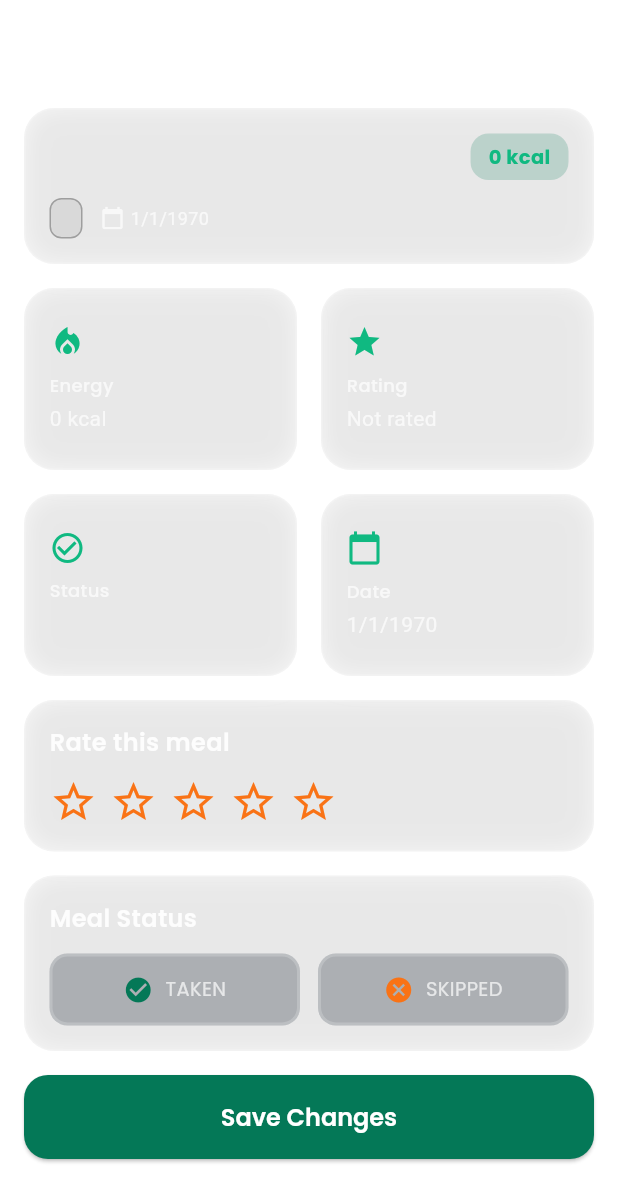
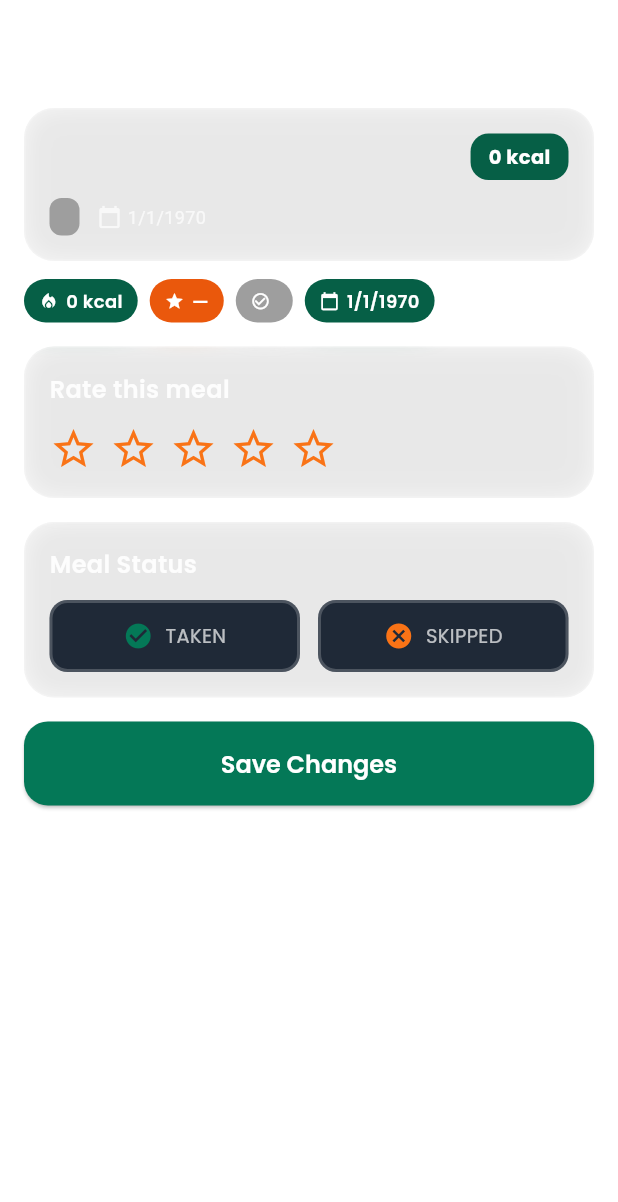
Before and after one commit to me-sharif-hasan/kikhabo-frontend, a Flutter app: the MealDetailsScreen screen opened directly with empty values, on a phone screen of 412 x 824 dp. Shown: the top 1202 px of the screen. Run offline on Flutter 3.47's test engine with Material 3 defaults, Android fonts, the phone set to English and light mode, and no system bars; our stand-ins replace cached_network_image, dio, file_picker, firebase_analytics, firebase_messaging, fl_chart and 12 more; missing offline and left inert: gal, youtube_explode_dart; accounts and stored records are empty; network calls fail.

Commit message:
feat: Update color palette and improve UI elements across screens

```diff
--- a/lib/core/theme/app_color_palette.dart
+++ b/lib/core/theme/app_color_palette.dart
@@ -4,9 +4,13 @@ class AppColorPalette {
   final Color primary;
   final Color primaryLight;
   final Color primaryDark;
+  /// Text/icon color for use on solid [primary] or [primaryDark] surfaces.
+  final Color onPrimary;
   final Color accent;
   final Color accentLight;
   final Color accentDark;
+  /// Text/icon color for use on solid [accent] or [accentDark] surfaces.
+  final Color onAccent;
   final Color glass;
   final Color glassBorder;
   final Color glassText;
@@ -22,9 +26,11 @@ class AppColorPalette {
     required this.primary,
     required this.primaryLight,
     required this.primaryDark,
+    required this.onPrimary,
     required this.accent,
     required this.accentLight,
     required this.accentDark,
+    required this.onAccent,
     required this.glass,
     required this.glassBorder,
     required this.glassText,
--- a/lib/presentation/screens/dashboard/meal_details_screen.dart
+++ b/lib/presentation/screens/dashboard/meal_details_screen.dart
@@ -177,13 +177,13 @@ class _MealDetailsScreenState extends ConsumerState<MealDetailsScreen> {
                         Container(
                           padding: const EdgeInsets.symmetric(horizontal: 12, vertical: 6),
                           decoration: BoxDecoration(
-                            color: AppColors.primary.withOpacity(0.2),
+                            color: AppColors.primaryDark,
                             borderRadius: BorderRadius.circular(12),
                           ),
                           child: Text(
                             '${_meal.totalEnergy} kcal',
                             style: AppTextStyles.labelMedium.copyWith(
-                              color: AppColors.primaryLight,
+                              color: AppColors.onPrimary,
                               fontWeight: FontWeight.bold,
                             ),
                           ),
@@ -196,17 +196,15 @@ class _MealDetailsScreenState extends ConsumerState<MealDetailsScreen> {
                         Container(
                           padding: const EdgeInsets.symmetric(horizontal: 10, vertical: 4),
                           decoration: BoxDecoration(
-                            color: _getStatusColor(_currentStatus).withOpacity(0.2),
+                            color: _getStatusColor(_currentStatus),
                             borderRadius: BorderRadius.circular(8),
-                            border: Border.all(
-                              color: _getStatusColor(_currentStatus),
-                              width: 1,
-                            ),
                           ),
                           child: Text(
                             _currentStatus,
                             style: AppTextStyles.labelSmall.copyWith(
-                              color: _getStatusColor(_currentStatus),
+                              color: _currentStatus == 'SKIPPED'
+                                  ? AppColors.onAccent
+                                  : AppColors.onPrimary,
                               fontWeight: FontWeight.bold,
                             ),
                           ),
@@ -225,37 +223,18 @@ class _MealDetailsScreenState extends ConsumerState<MealDetailsScreen> {
                   ],
                 ),
               ),
-              const SizedBox(height: 16),
+              const SizedBox(height: 12),
 
-              // Stats Grid
-              GridView.count(
-                crossAxisCount: 2,
-                shrinkWrap: true,
-                physics: const NeverScrollableScrollPhysics(),
-                crossAxisSpacing: 16,
-                mainAxisSpacing: 16,
-                childAspectRatio: 1.5,
+              // Compact Stats Row
+              Wrap(
+                spacing: 8,
+                runSpacing: 8,
                 children: [
-                  _buildStatCard(
-                    'Energy',
-                    '${_meal.totalEnergy} kcal',
-                    Icons.local_fire_department,
-                  ),
-                  _buildStatCard(
-                    'Rating',
-                    _currentRating > 0 ? '$_currentRating/5' : 'Not rated',
-                    Icons.star,
-                  ),
-                  _buildStatCard(
-                    'Status',
-                    _currentStatus,
-                    Icons.check_circle_outline,
-                  ),
-                  _buildStatCard(
-                    'Date',
-                    _getFormattedDate(),
-                    Icons.calendar_today,
-                  ),
+                  _buildInfoChip(Icons.local_fire_department, '${_meal.totalEnergy} kcal', AppColors.primaryDark, AppColors.onPrimary),
+                  _buildInfoChip(Icons.star, _currentRating > 0 ? '$_currentRating/5' : '—', AppColors.accentDark, AppColors.onAccent),
+                  _buildInfoChip(Icons.check_circle_outline, _currentStatus, _getStatusColor(_currentStatus),
+                      _currentStatus == 'SKIPPED' ? AppColors.onAccent : AppColors.onPrimary),
+                  _buildInfoChip(Icons.calendar_today, _getFormattedDate(), AppColors.primaryDark, AppColors.onPrimary),
                 ],
               ),
               const SizedBox(height: 16),
@@ -281,28 +260,43 @@ class _MealDetailsScreenState extends ConsumerState<MealDetailsScreen> {
                           ),
                         ],
                       ),
-                      const SizedBox(height: 12),
-                      const Divider(color: Colors.white10),
                       const SizedBox(height: 8),
+                      Divider(color: AppColors.glassBorder),
+                      const SizedBox(height: 4),
 
                       // Display detailed groceries (from meal planning)
                       if (hasGroceries)
-                        ..._meal.groceries!.map((grocery) => Padding(
-                          padding: const EdgeInsets.only(bottom: 8),
+                        ..._meal.groceries!.map((grocery) => Container(
+                          margin: const EdgeInsets.only(bottom: 6),
+                          padding: const EdgeInsets.symmetric(horizontal: 10, vertical: 8),
+                          decoration: BoxDecoration(
+                            color: AppColors.surface,
+                            borderRadius: BorderRadius.circular(8),
+                          ),
                           child: Row(
-                            mainAxisAlignment: MainAxisAlignment.spaceBetween,
                             children: [
+                              Icon(Icons.circle, size: 6, color: AppColors.primaryLight),
+                              const SizedBox(width: 10),
                               Expanded(
                                 child: Text(
                                   grocery.name,
-                                  style: AppTextStyles.bodyMedium,
+                                  style: AppTextStyles.bodyMedium.copyWith(
+                                    color: AppColors.textPrimary,
+                                  ),
                                 ),
                               ),
-                              const SizedBox(width: 8),
-                              Text(
-                                '${grocery.amountInGm}g',
-                                style: AppTextStyles.bodySmall.copyWith(
-                                  color: AppColors.textSecondary,
+                              Container(
+                                padding: const EdgeInsets.symmetric(horizontal: 8, vertical: 2),
+                                decoration: BoxDecoration(
+                                  color: AppColors.primaryDark,
+                                  borderRadius: BorderRadius.circular(6),
+                                ),
+                                child: Text(
+                                  '${grocery.amountInGm}g',
+                                  style: AppTextStyles.labelSmall.copyWith(
+                                    color: AppColors.onPrimary,
+                                    fontWeight: FontWeight.w600,
+                                  ),
                                 ),
                               ),
                             ],
@@ -311,20 +305,23 @@ class _MealDetailsScreenState extends ConsumerState<MealDetailsScreen> {
 
                       // Display grocery names only (from meal history)
                       else if (hasGroceryNames)
-                        ..._meal.groceryNames!.map((name) => Padding(
-                          padding: const EdgeInsets.only(bottom: 6),
+                        ..._meal.groceryNames!.map((name) => Container(
+                          margin: const EdgeInsets.only(bottom: 6),
+                          padding: const EdgeInsets.symmetric(horizontal: 10, vertical: 8),
+                          decoration: BoxDecoration(
+                            color: AppColors.surface,
+                            borderRadius: BorderRadius.circular(8),
+                          ),
                           child: Row(
                             children: [
-                              Text(
-                                '• ',
-                                style: AppTextStyles.bodyMedium.copyWith(
-                                  color: AppColors.primaryLight,
-                                ),
-                              ),
+                              Icon(Icons.circle, size: 6, color: AppColors.primaryLight),
+                              const SizedBox(width: 10),
                               Expanded(
                                 child: Text(
                                   name,
-                                  style: AppTextStyles.bodyMedium,
+                                  style: AppTextStyles.bodyMedium.copyWith(
+                                    color: AppColors.textPrimary,
+                                  ),
                                 ),
                               ),
                             ],
@@ -427,7 +424,7 @@ class _MealDetailsScreenState extends ConsumerState<MealDetailsScreen> {
                   child: Text(
                     'Save Changes',
                     style: AppTextStyles.titleMedium.copyWith(
-                      color: Colors.white,
+                      color: AppColors.onPrimary,
                     ),
                   ),
                 ),
@@ -440,28 +437,24 @@ class _MealDetailsScreenState extends ConsumerState<MealDetailsScreen> {
     );
   }
 
-  Widget _buildStatCard(String label, String value, IconData icon) {
-    return GlassCard(
-      blur: 10,
-      padding: const EdgeInsets.all(16),
-      child: Column(
-        mainAxisAlignment: MainAxisAlignment.center,
-        crossAxisAlignment: CrossAxisAlignment.start,
+  Widget _buildInfoChip(IconData icon, String value, Color bgColor, Color fgColor) {
+    return Container(
+      padding: const EdgeInsets.symmetric(horizontal: 10, vertical: 6),
+      decoration: BoxDecoration(
+        color: bgColor,
+        borderRadius: BorderRadius.circular(20),
+      ),
+      child: Row(
+        mainAxisSize: MainAxisSize.min,
         children: [
-          Icon(icon, color: AppColors.primaryLight, size: 24),
-          const SizedBox(height: 8),
-          Text(
-            label,
-            style: AppTextStyles.labelSmall.copyWith(
-              color: AppColors.textSecondary,
-            ),
-          ),
-          const SizedBox(height: 4),
+          Icon(icon, size: 13, color: fgColor),
+          const SizedBox(width: 5),
           Text(
             value,
-            style: AppTextStyles.bodyMedium,
-            maxLines: 1,
-            overflow: TextOverflow.ellipsis,
+            style: AppTextStyles.labelSmall.copyWith(
+              color: fgColor,
+              fontWeight: FontWeight.w600,
+            ),
           ),
         ],
       ),
@@ -481,14 +474,7 @@ class _MealDetailsScreenState extends ConsumerState<MealDetailsScreen> {
       child: Container(
         padding: const EdgeInsets.symmetric(vertical: 12),
         decoration: BoxDecoration(
-          gradient: isSelected
-              ? LinearGradient(
-                  colors: [color, color.withOpacity(0.7)],
-                  begin: Alignment.topLeft,
-                  end: Alignment.bottomRight,
-                )
-              : null,
-          color: isSelected ? null : AppColors.surface.withOpacity(0.3),
+          color: isSelected ? null : AppColors.surface,
           borderRadius: BorderRadius.circular(12),
           border: Border.all(
             color: isSelected ? color : AppColors.glassBorder,
@@ -500,14 +486,18 @@ class _MealDetailsScreenState extends ConsumerState<MealDetailsScreen> {
           children: [
             Icon(
               icon,
-              color: isSelected ? Colors.white : color,
+              color: isSelected
+                  ? (status == 'SKIPPED' ? AppColors.onAccent : AppColors.onPrimary)
+                  : color,
               size: 20,
             ),
             const SizedBox(width: 8),
             Text(
               status,
               style: AppTextStyles.labelMedium.copyWith(
-                color: isSelected ? Colors.white : AppColors.textSecondary,
+                color: isSelected
+                    ? (status == 'SKIPPED' ? AppColors.onAccent : AppColors.onPrimary)
+                    : AppColors.textSecondary,
                 fontWeight: isSelected ? FontWeight.bold : FontWeight.normal,
               ),
             ),
--- a/pubspec.yaml
+++ b/pubspec.yaml
@@ -16,7 +16,7 @@ publish_to: 'none' # Remove this line if you wish to publish to pub.dev
 # https://developer.apple.com/library/archive/documentation/General/Reference/InfoPlistKeyReference/Articles/CoreFoundationKeys.html
 # In Windows, build-name is used as the major, minor, and patch parts
 # of the product and file versions while build-number is used as the build suffix.
-version: 1.0.1+2
+version: 1.0.2+3
 
 environment:
   sdk: ^3.10.4
```
Also changed, not shown: lib/core/theme/app_colors.dart (+10 -0 lines), lib/presentation/screens/dashboard/fridge_scan_screen.dart (+16 -7 lines), lib/presentation/screens/dashboard/home_screen.dart (+8 -5 lines), lib/presentation/widgets/custom_slider.dart (+5 -3 lines), lib/presentation/widgets/meal_card.dart (+19 -20 lines), assets/logo.png, 27 other files.
